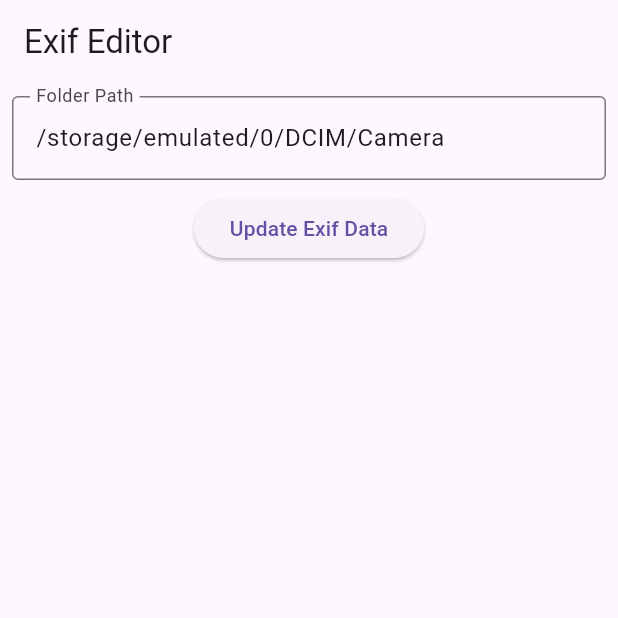
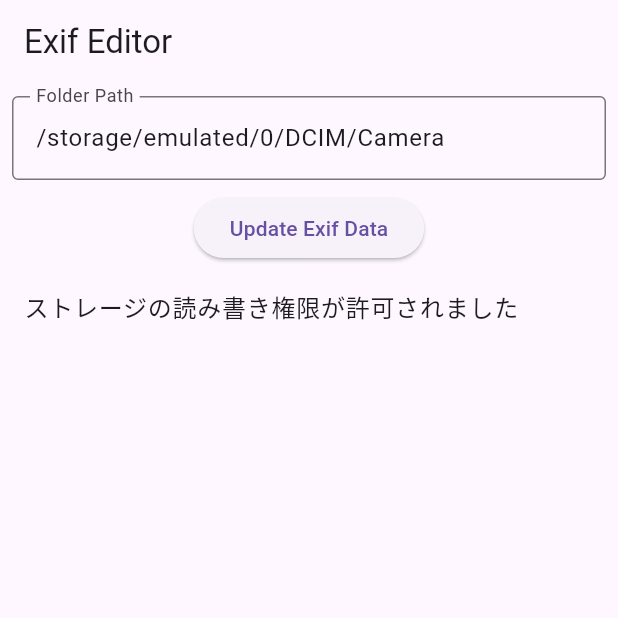
Before and after one commit to ha1t/moto_g24_exif_fixer, a Flutter app: the screen it shows after launch, after a tap on "Update Exif Data", on a phone screen of 412 x 824 dp, the top half of it. Run offline on Flutter 3.47's test engine with Material 3 defaults, Android fonts, the phone set to English and light mode, and no system bars; our stand-ins replace native_exif, permission_handler; missing offline and left inert: a package.

Commit message:
最低限の完成

```diff
--- a/lib/main.dart
+++ b/lib/main.dart
@@ -1,6 +1,8 @@
 import 'dart:io';
 import 'package:flutter/material.dart';
 import 'package:native_exif/native_exif.dart';
+import 'package:permission_handler/permission_handler.dart';
+import 'package:path/path.dart' as path;
 
 void main() {
   runApp(MyApp());
@@ -34,6 +36,18 @@ class _ExifEditorState extends State<ExifEditor> {
   void initState() {
     super.initState();
     folderPathController.text = folderPath;
+    requestPermissions();
+  }
+
+  Future<void> requestPermissions() async {
+    final readPermission = await Permission.storage.request();
+    final writePermission = await Permission.manageExternalStorage.request();
+
+    if (!readPermission.isGranted || !writePermission.isGranted) {
+      addLog("ストレージの読み書き権限が拒否されました");
+    } else {
+      addLog("ストレージの読み書き権限が許可されました");
+    }
   }
 
   void addLog(String message) {
@@ -42,19 +56,20 @@ class _ExifEditorState extends State<ExifEditor> {
     });
   }
 
-  Future<void> updateExifData(String path) async {
+  Future<void> updateExifData(String filePath) async {
     try {
       // Exifデータを読み取る
-      final exif = await Exif.fromPath(path);
+      final exif = await Exif.fromPath(filePath);
+      final fileName = path.basename(filePath);
       final dateTimeOriginal = await exif.getAttribute('DateTimeOriginal');
-      if (dateTimeOriginal == null) {
-        addLog("Exifデータが見つかりません: $path");
+      if (dateTimeOriginal != null) {
+        addLog("Skip: $fileName");
         return;
       }
 
-      String newDateTime = extractDateFromFileName(path);
+      String newDateTime = extractDateFromFileName(filePath);
       if (newDateTime.isEmpty) {
-        addLog("ファイル名から日時を取得できません: $path");
+        addLog("ファイル名から日時を取得できません: $fileName");
         return;
       }
 
@@ -62,7 +77,7 @@ class _ExifEditorState extends State<ExifEditor> {
       await exif.writeAttribute('DateTimeOriginal', newDateTime);
       await exif.close();
 
-      addLog("Exifデータを更新しました: $path");
+      addLog("Update: $fileName");
     } catch (e) {
       addLog("Exifデータの更新に失敗しました: $e");
     }
@@ -73,7 +88,6 @@ class _ExifEditorState extends State<ExifEditor> {
     final files = directory.listSync();
 
     for (var file in files) {
-      addLog(file.path);
       if (file is File &&
           file.path.contains(searchKeyword) &&
           (file.path.endsWith(".jpg") || file.path.endsWith(".jpeg"))) {
--- a/pubspec.yaml
+++ b/pubspec.yaml
@@ -39,6 +39,7 @@ dependencies:
   image: ^4.5.0
   path_provider: ^2.1.5
   native_exif: ^0.6.0
+  permission_handler: ^11.3.1
 
 dev_dependencies:
   flutter_test:
```
Also changed, not shown: pubspec.lock, 3 other files.
